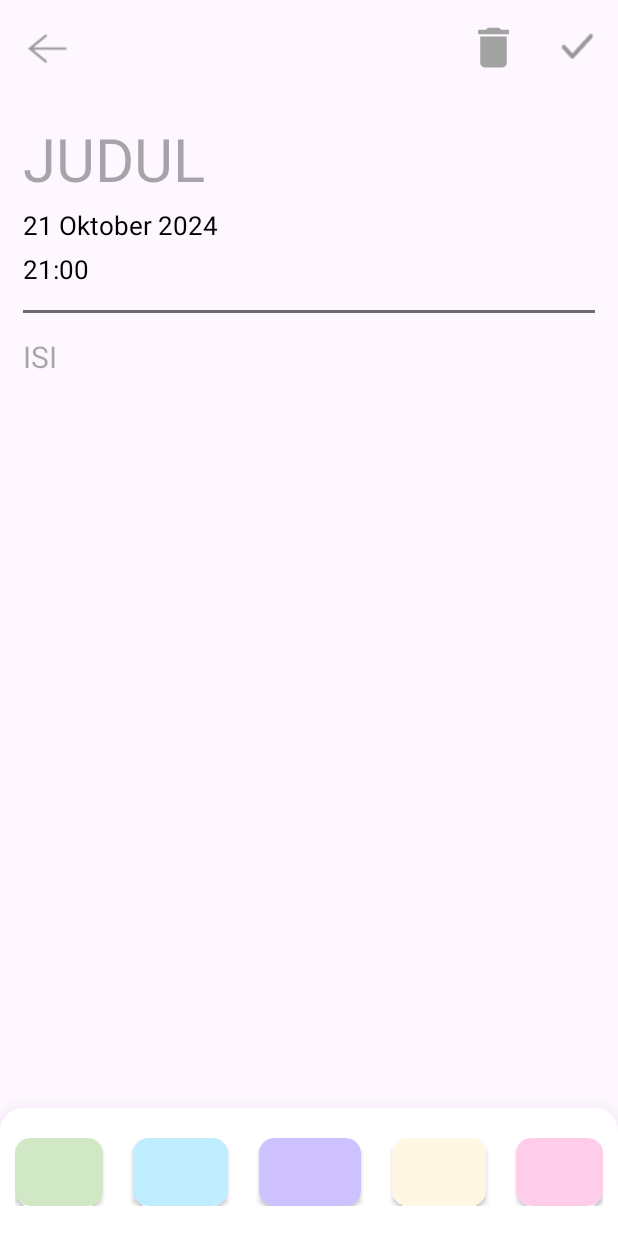
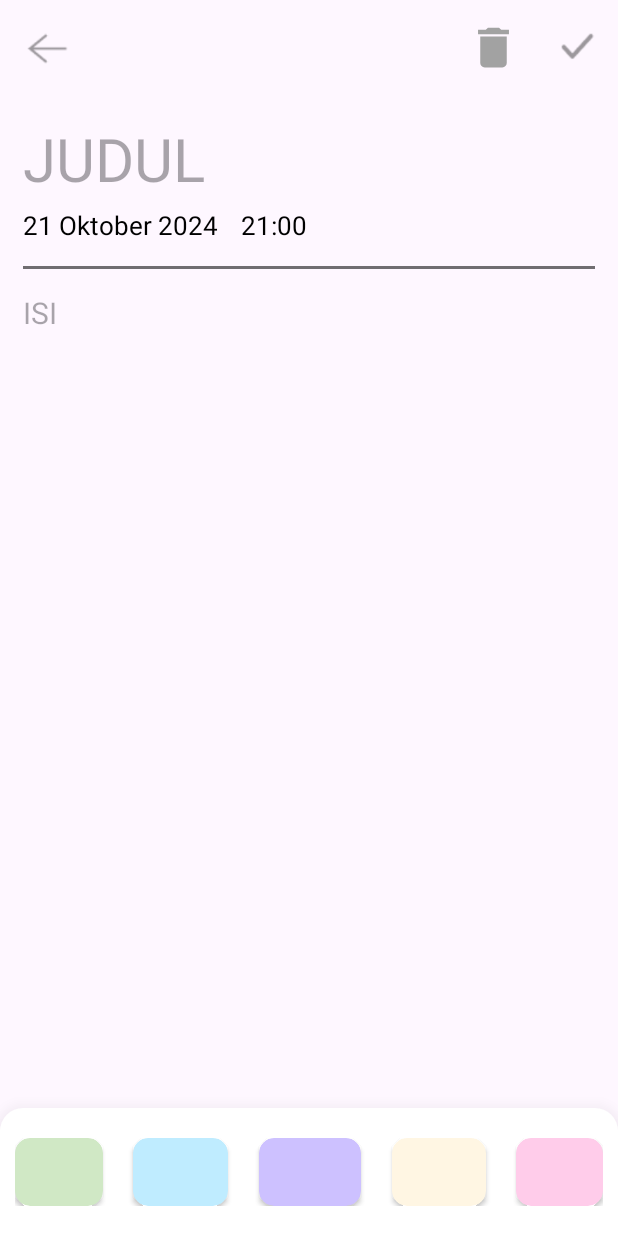
Before and after one commit to hasnyy/aplikasi-klp1, an Android app: the layout activity_edit.xml on its own in the app's theme, with its tools: preview values and no code run, on a phone screen of 412 x 824 dp. Run offline under Robolectric (Android 15) with nearby library versions, the phone set to English and light mode, and no system bars.

Commit message:
versi:10 batas judul dan isi catatan

```diff
--- a/app/src/main/res/layout/activity_edit.xml
+++ b/app/src/main/res/layout/activity_edit.xml
@@ -53,6 +53,12 @@
             android:maxLines="1"
             android:imeOptions="actionDone"
             android:inputType="text"/>
+        <LinearLayout
+            android:layout_width="match_parent"
+            android:layout_height="wrap_content"
+            android:orientation="horizontal">
+
+
         <TextView
             android:id="@+id/TanggalEdit"
             android:layout_marginTop="5dp"
@@ -68,7 +74,9 @@
             android:layout_height="wrap_content"
             android:text="21:00"
             android:textSize="17dp"
+            android:layout_marginLeft="15dp"
             android:textColor="@color/black"/>
+        </LinearLayout>
         <View
             android:layout_marginVertical="15dp"
             android:layout_width="match_parent"
--- a/app/src/main/res/layout/model_item_catatan.xml
+++ b/app/src/main/res/layout/model_item_catatan.xml
@@ -13,7 +13,9 @@
         android:text="Judul"
         android:textStyle="bold"
         android:textSize="20dp"
-        android:textColor="@color/black"/>
+        android:textColor="@color/black"
+        android:maxLines="1"
+        android:ellipsize="end"/>
 
     <TextView
         android:id="@+id/isicatatan"
@@ -23,6 +25,8 @@
         android:textSize="17dp"
         android:layout_below="@+id/judul"
         android:textColor="@color/black"
+        android:maxLines="2"
+        android:ellipsize="end"
         />
 
     <TextView
```
Also changed, not shown: app/src/main/java/com/example/kelompok1/EditActivity.java (+8 -15 lines), app/src/main/java/com/example/kelompok1/Home.java (+9 -13 lines), app/src/main/java/com/example/kelompok1/TambahActivity.java (+6 -7 lines).
